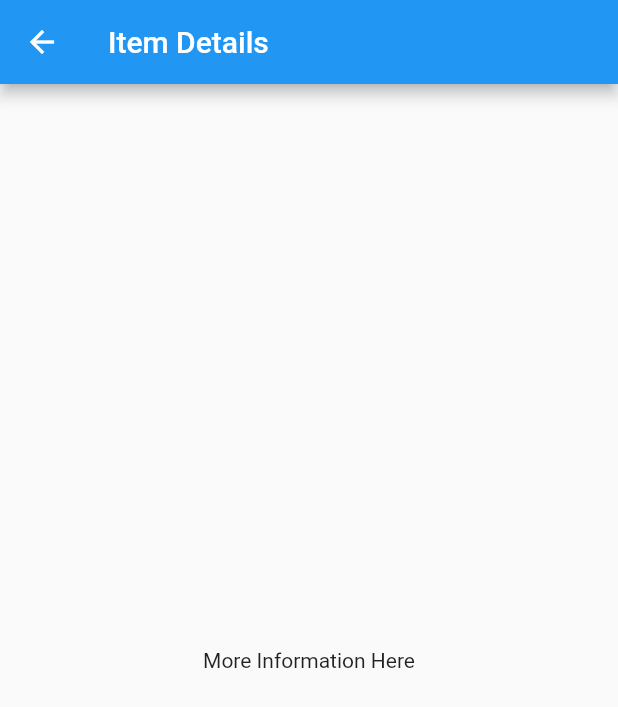
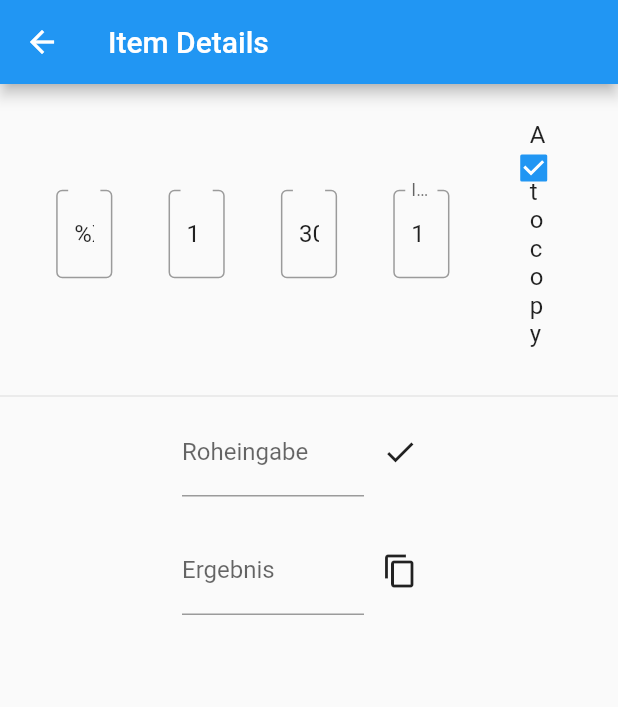
Before and after one commit to Lu-Solutions-Software/lsdevtools, a Flutter app: the SampleItemDetailsView screen opened by its route, on a phone screen of 412 x 824 dp. Shown: the top 707 px of the screen. Run offline on Flutter 3.47's test engine with Material 2 defaults, Android fonts, the phone set to English and light mode, and no system bars; generated files the repository leaves out were written again.

```diff
--- a/lib/src/sample_feature/sample_item_details_view.dart
+++ b/lib/src/sample_feature/sample_item_details_view.dart
@@ -12,8 +12,101 @@ class SampleItemDetailsView extends StatelessWidget {
       appBar: AppBar(
         title: const Text('Item Details'),
       ),
-      body: const Center(
-        child: Text('More Information Here'),
+      body: Column(
+        children: [
+          const SizedBox(
+            height: 20,
+          ),
+          Row(
+            children: [
+              const Spacer(),
+              Expanded(
+                child: TextFormField(
+                  initialValue: "%X%",
+                  decoration: const InputDecoration(
+                    labelText: "Variable",
+                    border: OutlineInputBorder(),
+                  ),
+                ),
+              ),
+              const Spacer(),
+              Expanded(
+                child: TextFormField(
+                  initialValue: "1",
+                  decoration: const InputDecoration(
+                    labelText: "Startwert",
+                    border: OutlineInputBorder(),
+                  ),
+                ),
+              ),
+              const Spacer(),
+              Expanded(
+                child: TextFormField(
+                  initialValue: "30",
+                  decoration: const InputDecoration(
+                    labelText: "Endwert",
+                    border: OutlineInputBorder(),
+                  ),
+                ),
+              ),
+              const Spacer(),
+              Expanded(
+                child: TextFormField(
+                  initialValue: "1",
+                  decoration: const InputDecoration(
+                    labelText: "Inkrement",
+                    border: OutlineInputBorder(),
+                  ),
+                ),
+              ),
+              const Spacer(),
+              Expanded(child: CheckboxListTile(value: true, onChanged: (_) {},  title: const Text("Auto copy"),)),
+              Spacer(),
+              // ElevatedButton(onPressed: () {}, child: const Text("Berechnen")),
+              // const Spacer(),
+            ],
+          ),
+          const SizedBox(
+            height: 20,
+          ),
+          const Divider(),
+          Row(
+            children: [
+              const Spacer(),
+              Flexible(
+                flex: 1,
+                  child: TextFormField(
+                maxLines: null,
+                keyboardType: TextInputType.multiline,
+                decoration: const InputDecoration(
+                  labelText: "Roheingabe",
+                ),
+              )),
+              IconButton(onPressed: () {}, icon: const Icon(Icons.check)),
+          const Spacer(),
+            ],
+          ),
+          const SizedBox(
+            height: 20,
+          ),
+          Row(
+            children: [
+              const Spacer(),
+              Flexible(
+                flex: 1,
+                child: TextFormField(
+                    maxLines: null,
+                    keyboardType: TextInputType.multiline,
+                    readOnly: true,
+                    decoration: const InputDecoration(
+                      labelText: "Ergebnis",
+                    )),
+              ),
+              IconButton(onPressed: () {}, icon: const Icon(Icons.copy)),
+              const Spacer(),
+            ],
+          ),
+        ],
       ),
     );
   }
```
